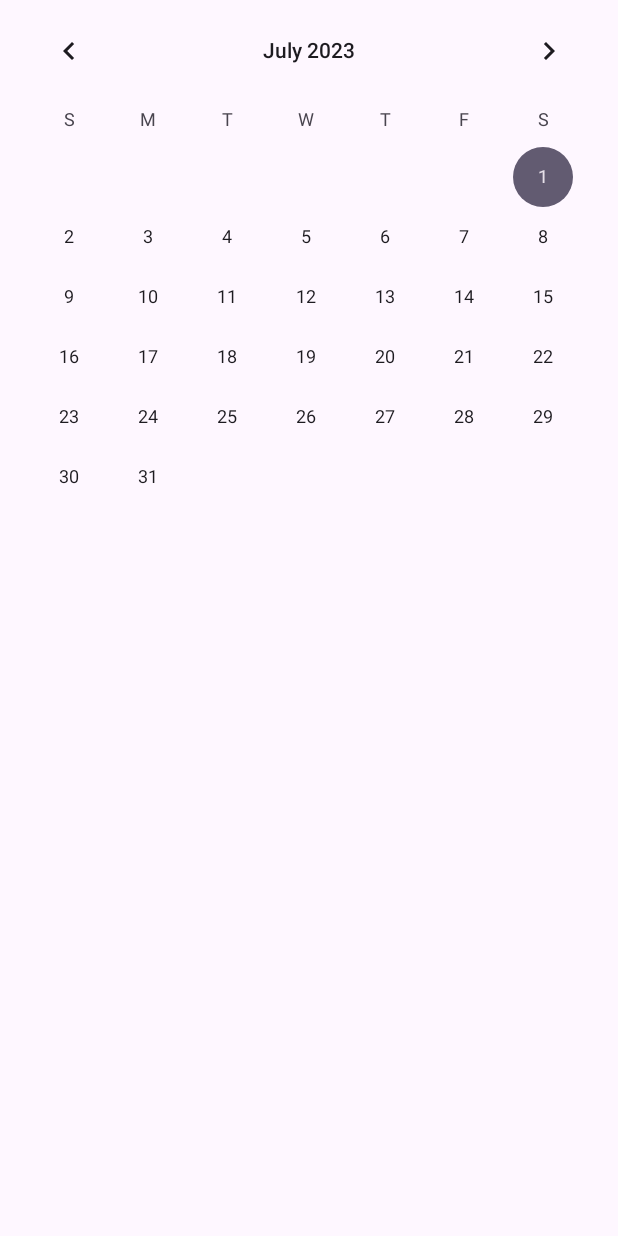
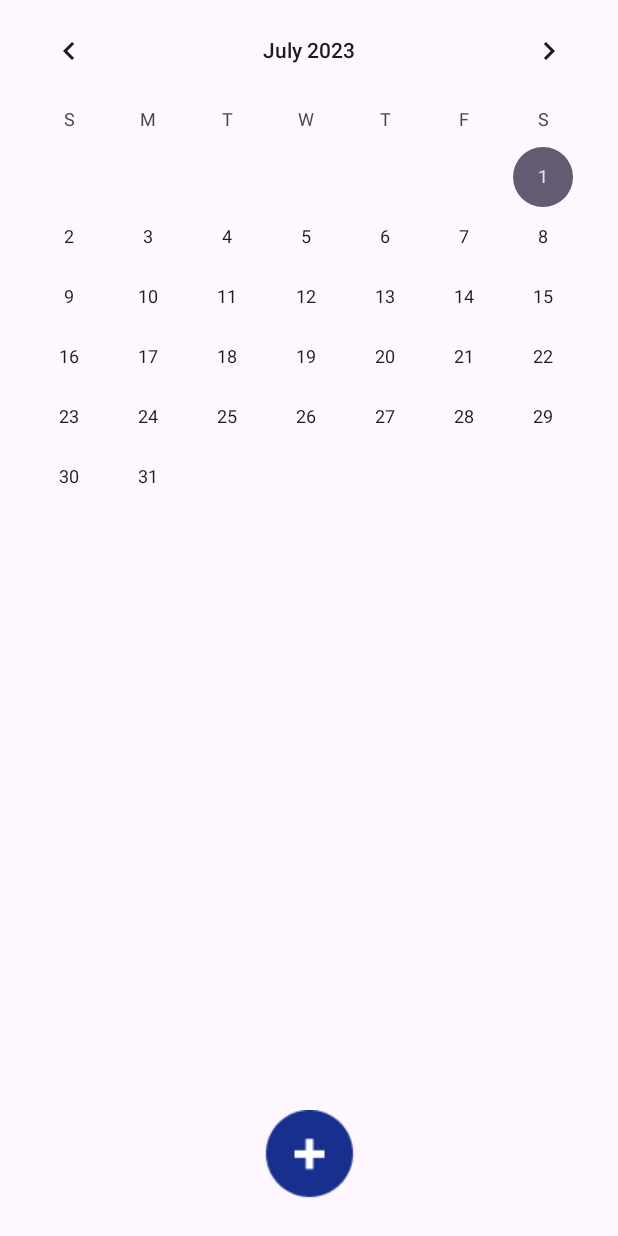
Before and after one commit to HANIUM-MindFriend/mindfriend-front, an Android app: the screen it shows after launch (Calendar), on a phone screen of 412 x 824 dp. Run offline under Robolectric (Android 15) with nearby library versions, the phone set to English and light mode, and no system bars.

Commit message:
feat 글쓰기 버튼 추기

```diff
--- a/app/src/main/java/com/example/mindfriendfront/Calendar.kt
+++ b/app/src/main/java/com/example/mindfriendfront/Calendar.kt
@@ -1,28 +1,41 @@
 package com.example.mindfriendfront
 
+import android.graphics.Color
 import androidx.appcompat.app.AppCompatActivity
 import android.os.Bundle
-import android.widget.TextView
+import android.widget.ImageButton
 import android.widget.CalendarView
-
-
+import java.util.Calendar
+import android.util.Log
 
 class Calendar : AppCompatActivity() {
 
     private lateinit var calendarView: CalendarView
-    private lateinit var selectedDateTextView: TextView
+    private lateinit var writeBtn: ImageButton
+
     override fun onCreate(savedInstanceState: Bundle?) {
         super.onCreate(savedInstanceState)
         setContentView(R.layout.activity_calendar)
 
         calendarView = findViewById(R.id.calendarView)
-        selectedDateTextView = findViewById(R.id.selectedDateTextView)
+        writeBtn = findViewById(R.id.writeBtn)
 
-        calendarView.setOnDateChangeListener { _, year, month, dayOfMonth ->
-            val selectedDate = "${dayOfMonth}/${month + 1}/${year}"
-            selectedDateTextView.text = selectedDate
+        val currentDate = Calendar.getInstance()
+        val year = currentDate.get(Calendar.YEAR)
+        val month = currentDate.get(Calendar.MONTH)
+        val dayOfMonth = currentDate.get(Calendar.DAY_OF_MONTH)
+
+        calendarView.setDate(currentDate.timeInMillis)
+
+        // 이미지 버튼 크기를 이미지의 크기에 맞게 조정
+        val writeDrawable = resources.getDrawable(R.drawable.write)
+        writeBtn.layoutParams.width = writeDrawable.intrinsicWidth
+        writeBtn.layoutParams.height = writeDrawable.intrinsicHeight
+
+        // 이미지 버튼 클릭 이벤트 설정 등 추가 동작 구현
+        writeBtn.setOnClickListener {
+            Log.d("Calendar", "Button clicked")
+            // 원하는 동작을 수행
         }
-
     }
-
 }
--- a/app/src/main/res/layout/activity_calendar.xml
+++ b/app/src/main/res/layout/activity_calendar.xml
@@ -4,17 +4,23 @@
     xmlns:tools="http://schemas.android.com/tools"
     android:layout_width="match_parent"
     android:layout_height="match_parent"
-    tools:context=".Calendar">
+    tools:context="com.example.mindfriendfront.Calendar">
 
     <CalendarView
         android:id="@+id/calendarView"
         android:layout_width="match_parent"
-        android:layout_height="match_parent" />
+        android:layout_height="match_parent"
+        tools:layout_editor_absoluteX="-16dp"
+        tools:layout_editor_absoluteY="0dp" />
 
-    <TextView
-        android:id="@+id/selectedDateTextView"
-        android:layout_width="wrap_content"
-        android:layout_height="wrap_content"
-        android:layout_centerInParent="true" />
+    <ImageButton
+        android:id="@+id/writeBtn"
+        android:layout_width="80dp"
+        android:layout_height="80dp"
+        android:src="@drawable/write"
+        android:background="@android:color/transparent"
+        app:layout_constraintBottom_toBottomOf="parent"
+        app:layout_constraintEnd_toEndOf="parent"
+        app:layout_constraintStart_toStartOf="parent" />
 
 </androidx.constraintlayout.widget.ConstraintLayout>
```
Also changed, not shown: app/src/main/res/drawable/write.png (added).
